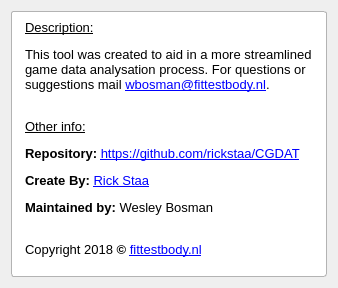
First picture: the form in qt/about.ui, repository rickstaa/CCDAT, before the edit.
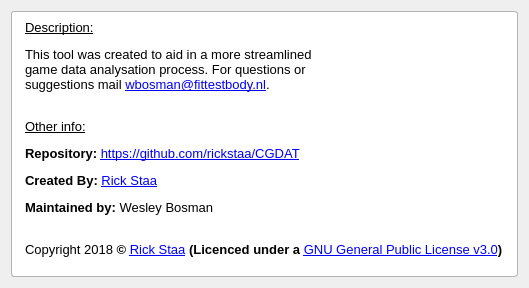
Second picture: the form after the edit.

```diff
--- a/qt/about.ui
+++ b/qt/about.ui
@@ -6,7 +6,7 @@
    <rect>
     <x>0</x>
     <y>0</y>
-    <width>334</width>
+    <width>523</width>
     <height>288</height>
    </rect>
   </property>
@@ -42,7 +42,7 @@
       <number>1</number>
      </property>
      <property name="text">
-      <string>&lt;html&gt;&lt;head/&gt;&lt;body&gt;&lt;p&gt;&lt;span style=&quot; font-size:10pt; text-decoration: underline;&quot;&gt;Description:&lt;/span&gt;&lt;/p&gt;&lt;p&gt;&lt;span style=&quot; font-size:10pt;&quot;&gt;This tool was created to aid in a more streamlined&lt;br/&gt;game data analysation process. For questions or &lt;br/&gt;suggestions mail &lt;/span&gt;&lt;a href=&quot;mail:wbosman@fittestbody.nl&quot;&gt;&lt;span style=&quot; font-size:10pt; text-decoration: underline; color:#0000ff;&quot;&gt;wbosman@fittestbody.nl&lt;/span&gt;&lt;/a&gt;&lt;span style=&quot; font-size:10pt;&quot;&gt;.&lt;/span&gt;&lt;/p&gt;&lt;p&gt;&lt;span style=&quot; font-size:10pt;&quot;&gt;&lt;br/&gt;&lt;/span&gt;&lt;span style=&quot; font-size:10pt; text-decoration: underline;&quot;&gt;Other info:&lt;/span&gt;&lt;/p&gt;&lt;p&gt;&lt;span style=&quot; font-size:10pt; font-weight:600;&quot;&gt;Repository: &lt;/span&gt;&lt;a href=&quot;https://github.com/rickstaa/CGDAT&quot;&gt;&lt;span style=&quot; font-size:10pt; text-decoration: underline; color:#0000ff;&quot;&gt;https://github.com/rickstaa/CGDAT&lt;/span&gt;&lt;/a&gt;&lt;/p&gt;&lt;p&gt;&lt;span style=&quot; font-size:10pt; font-weight:600;&quot;&gt;Create By: &lt;/span&gt;&lt;a href=&quot;https://github.com/rickstaa&quot;&gt;&lt;span style=&quot; font-size:10pt; text-decoration: underline; color:#0000ff;&quot;&gt;Rick Staa&lt;/span&gt;&lt;/a&gt;&lt;/p&gt;&lt;p&gt;&lt;span style=&quot; font-size:10pt; font-weight:600;&quot;&gt;Maintained by: &lt;/span&gt;&lt;span style=&quot; font-size:10pt;&quot;&gt;Wesley Bosman&lt;br/&gt;&lt;/span&gt;&lt;/p&gt;&lt;p&gt;&lt;span style=&quot; font-size:10pt;&quot;&gt;Copyright 2018 &lt;/span&gt;&lt;span style=&quot; font-size:10pt; font-weight:600;&quot;&gt;© &lt;/span&gt;&lt;a href=&quot;http://www.fittestbody.nl&quot;&gt;&lt;span style=&quot; font-size:10pt; text-decoration: underline; color:#0000ff;&quot;&gt;fittestbody.nl&lt;/span&gt;&lt;/a&gt;&lt;/p&gt;&lt;/body&gt;&lt;/html&gt;</string>
+      <string>&lt;html&gt;&lt;head/&gt;&lt;body&gt;&lt;p&gt;&lt;span style=&quot; text-decoration: underline;&quot;&gt;Description:&lt;/span&gt;&lt;/p&gt;&lt;p&gt;This tool was created to aid in a more streamlined&lt;br/&gt;game data analysation process. For questions or &lt;br/&gt;suggestions mail &lt;a href=&quot;mailto:wbosman@fittestbody.nl&quot;&gt;&lt;span style=&quot; text-decoration: underline; color:#0000ff;&quot;&gt;wbosman@fittestbody.nl&lt;/span&gt;&lt;/a&gt;.&lt;/p&gt;&lt;p&gt;&lt;br/&gt;&lt;span style=&quot; text-decoration: underline;&quot;&gt;Other info:&lt;/span&gt;&lt;/p&gt;&lt;p&gt;&lt;span style=&quot; font-weight:600;&quot;&gt;Repository: &lt;/span&gt;&lt;a href=&quot;https://github.com/rickstaa/CGDAT&quot;&gt;&lt;span style=&quot; text-decoration: underline; color:#0000ff;&quot;&gt;https://github.com/rickstaa/CGDAT&lt;/span&gt;&lt;/a&gt;&lt;/p&gt;&lt;p&gt;&lt;span style=&quot; font-weight:600;&quot;&gt;Created By: &lt;/span&gt;&lt;a href=&quot;https://github.com/rickstaa&quot;&gt;&lt;span style=&quot; text-decoration: underline; color:#0000ff;&quot;&gt;Rick Staa&lt;/span&gt;&lt;/a&gt;&lt;/p&gt;&lt;p&gt;&lt;span style=&quot; font-weight:600;&quot;&gt;Maintained by: &lt;/span&gt;Wesley Bosman&lt;br/&gt;&lt;/p&gt;&lt;p&gt;Copyright 2018 &lt;span style=&quot; font-weight:600;&quot;&gt;© &lt;/span&gt;&lt;a href=&quot;https://github.com/rickstaa/&quot;&gt;&lt;span style=&quot; text-decoration: underline; color:#0000ff;&quot;&gt;Rick Staa&lt;/span&gt;&lt;/a&gt;&lt;span style=&quot; font-weight:600;&quot;&gt; (Licenced under a &lt;/span&gt;&lt;a href=&quot;https://github.com/rickstaa/CGDAT/blob/master/LICENSE&quot;&gt;&lt;span style=&quot; text-decoration: underline; color:#0000ff;&quot;&gt;GNU General Public License v3.0&lt;/span&gt;&lt;/a&gt;&lt;span style=&quot; font-size:medium; font-weight:600;&quot;&gt;)&lt;/span&gt;&lt;/p&gt;&lt;/body&gt;&lt;/html&gt;</string>
      </property>
     </widget>
    </item>
```
